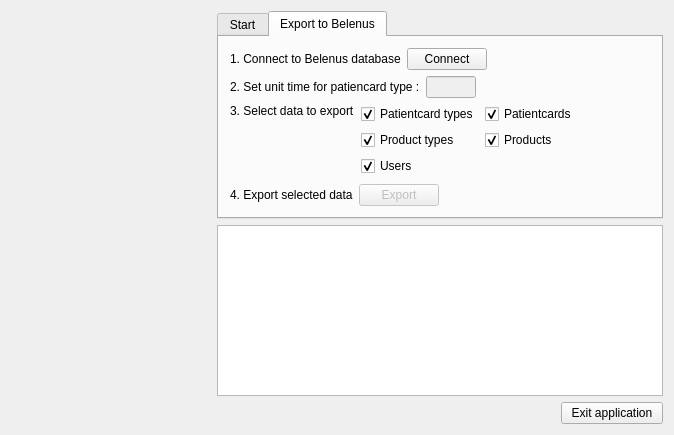
Qt form dbtool/mainwindow.ui (tbikfalvi/Belenus) before a commit.
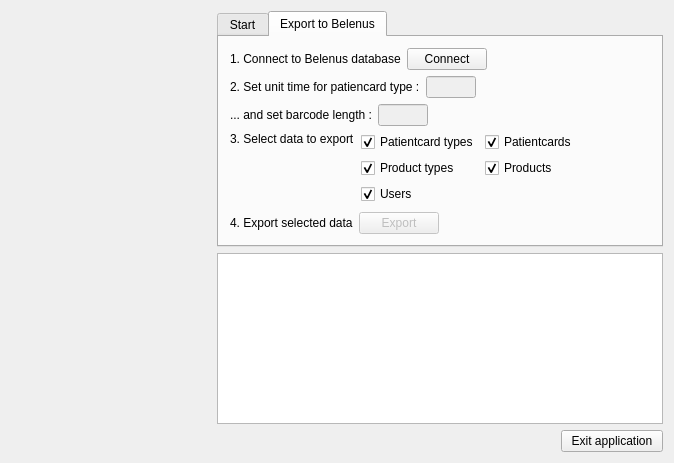
The same form after that commit. The open tabs and pages were chosen to show the change. Icons and pictures are not drawn.

```diff
--- a/dbtool/mainwindow.ui
+++ b/dbtool/mainwindow.ui
@@ -7,7 +7,7 @@
     <x>0</x>
     <y>0</y>
     <width>674</width>
-    <height>431</height>
+    <height>459</height>
    </rect>
   </property>
   <property name="windowTitle">
@@ -247,6 +247,49 @@
             </item>
            </layout>
           </item>
+          <item>
+           <layout class="QHBoxLayout" name="horizontalLayout_3">
+            <item>
+             <widget class="QLabel" name="lblSetBarcodeLength">
+              <property name="text">
+               <string>... and set barcode length :</string>
+              </property>
+             </widget>
+            </item>
+            <item>
+             <widget class="QLineEdit" name="ledBarcodeLength">
+              <property name="enabled">
+               <bool>false</bool>
+              </property>
+              <property name="minimumSize">
+               <size>
+                <width>50</width>
+                <height>0</height>
+               </size>
+              </property>
+              <property name="maximumSize">
+               <size>
+                <width>50</width>
+                <height>16777215</height>
+               </size>
+              </property>
+             </widget>
+            </item>
+            <item>
+             <spacer name="horizontalSpacer_2">
+              <property name="orientation">
+               <enum>Qt::Horizontal</enum>
+              </property>
+              <property name="sizeHint" stdset="0">
+               <size>
+                <width>40</width>
+                <height>20</height>
+               </size>
+              </property>
+             </spacer>
+            </item>
+           </layout>
+          </item>
           <item>
            <layout class="QHBoxLayout" name="horizontalLayout_12">
             <item>
```
Left out of the diff: 2 changed lines with no effect on the pictures.
